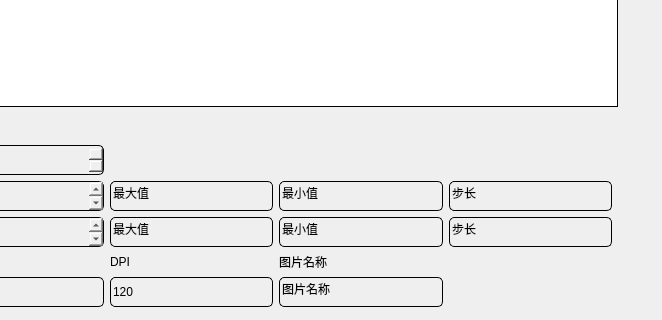
First picture: the form in View/layerPaintUI.ui, repository we1019000306/layerPaint, before the edit; both pictures show x 491 to 1153 and y 388 to 708 of the 1153 by 817 pixel window.
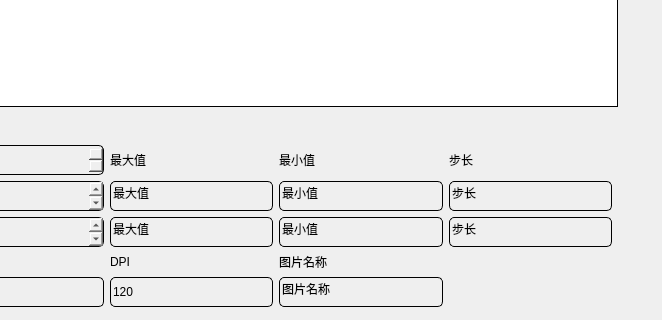
Second picture: the form after the edit. Icons and pictures are not drawn.

What changed in the file:
```diff
--- a/View/layerPaintUI.ui
+++ b/View/layerPaintUI.ui
@@ -847,6 +847,27 @@
            </property>
           </spacer>
          </item>
+         <item row="1" column="4">
+          <widget class="QLabel" name="label_4">
+           <property name="text">
+            <string>最大值</string>
+           </property>
+          </widget>
+         </item>
+         <item row="1" column="5">
+          <widget class="QLabel" name="label_5">
+           <property name="text">
+            <string>最小值</string>
+           </property>
+          </widget>
+         </item>
+         <item row="1" column="6">
+          <widget class="QLabel" name="label_7">
+           <property name="text">
+            <string>步长</string>
+           </property>
+          </widget>
+         </item>
         </layout>
        </item>
        <item row="1" column="2" rowspan="2">
```
Left out of the diff: 22 changed lines with no effect on the pictures.
